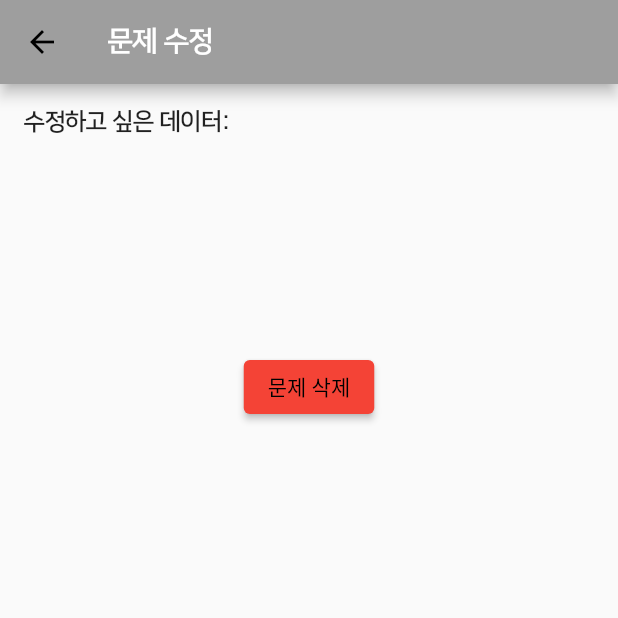
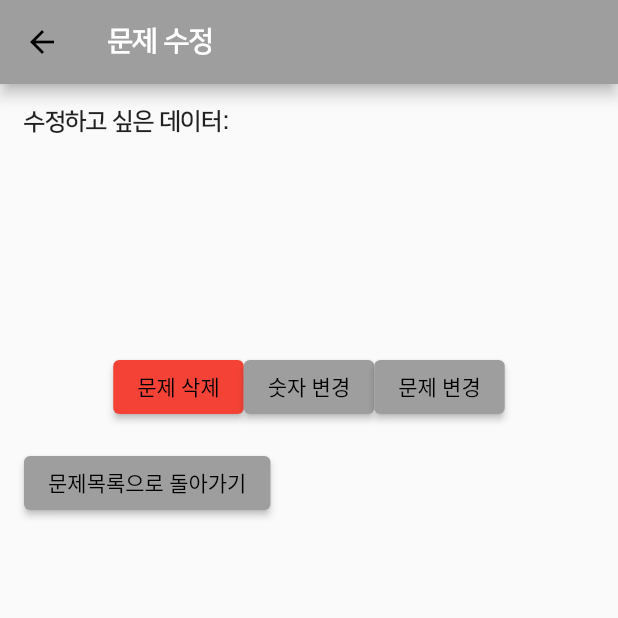
Before and after one commit to SEOSURI/seosuri_fe, a Flutter app: the TestCorrectionScreen screen opened directly with empty values, on a phone screen of 412 x 824 dp, the top half of it. Run offline on Flutter 3.47's test engine with Material 2 defaults, Android fonts, the phone set to English and light mode, and no system bars; our stand-ins replace image_picker; missing offline and left inert: flutter_email_sender; network calls fail.

Commit message:
pre_complete(del_api) 문제목록으로는 돌아가지 않는 오류, 숫자 변경, 문제 변경 버튼이 사라진 오류 해결

```diff
--- a/lib/testcor.dart
+++ b/lib/testcor.dart
@@ -152,7 +152,26 @@ class _TestCorrectionScreenState extends State<TestCorrectionScreen> {
                       primary: Colors.red,
                     ),
                   ),
+                  ElevatedButton(
+                    onPressed: () {
+                      // Button logic for '숫자 변경'
+                    },
+                    child: Text('숫자 변경'),
+                  ),
+                  ElevatedButton(
+                    onPressed: () {
+                      // Button logic for '문제 변경'
+                    },
+                    child: Text("문제 변경"),
+                  ),
                 ],
+              ),
+              SizedBox(height: 16),
+              ElevatedButton(
+                onPressed: () {
+                  Navigator.pop(context);
+                },
+                child: Text('문제목록으로 돌아가기'),
               ),
               if (isDataDeleted)
                 AlertDialog(
```
